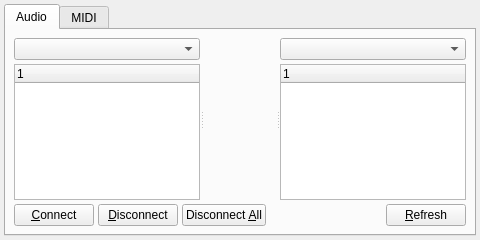
Above: src/qtractorConnectForm.ui from rncbc/qtractor before the change. Below: the same form after it.
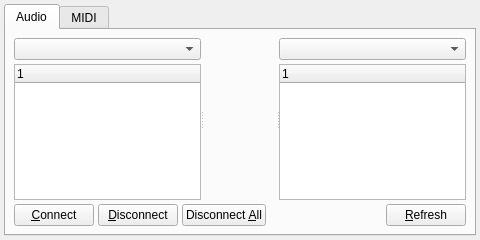
That is the form after the change. Icons and pictures are not drawn. Custom widgets are drawn as their Qt base class.

Commit message: - Connections lines now drawn with anti-aliasing; connections   splitter handles width is now reduced; the MIDI connections   splitter pane sizes are now saved and restored properly.

Diff of the .ui file:
```diff
--- a/src/qtractorConnectForm.ui
+++ b/src/qtractorConnectForm.ui
@@ -69,6 +69,9 @@
          <property name="orientation" >
           <enum>Qt::Horizontal</enum>
          </property>
+		 <property name="handleWidth" >
+		  <number>2</number>
+		 </property>
          <widget class="QWidget" name="AudioOLayout" >
           <layout class="QVBoxLayout" >
            <property name="margin" >
```
Left out of the diff: 5 changed lines with no effect on the pictures. Lines whose indentation alone changed are shown as unchanged. The commit also changes 13 other files.
